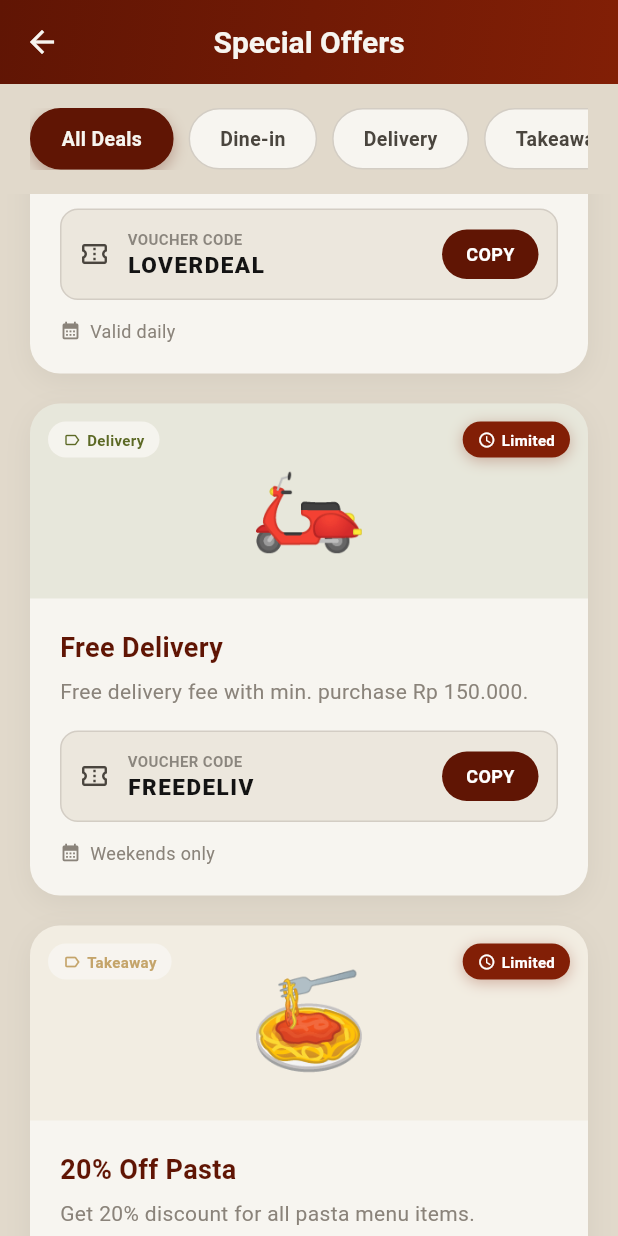
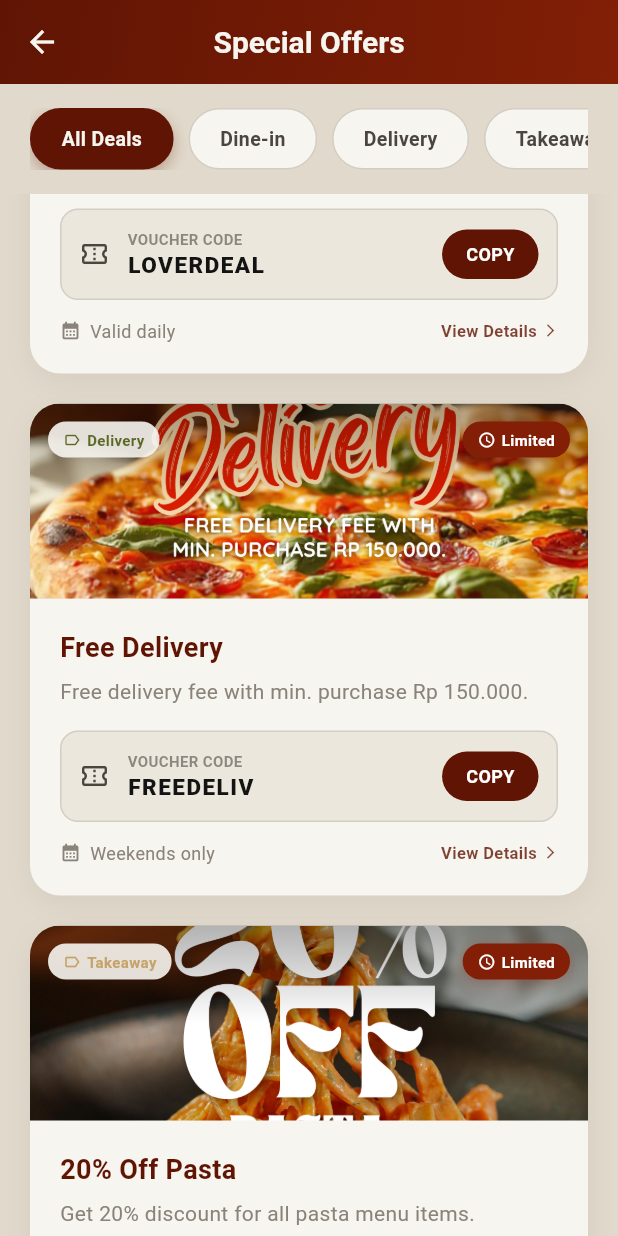
Before and after one commit to kathleenklavinka/Kelompok-2_UAS_MobileProgramming, a Flutter app: the DealsPage screen opened directly, scrolled down 576 dp, on a phone screen of 412 x 824 dp. Run offline on Flutter 3.47's test engine with Material 3 defaults, Android fonts, the phone set to English and light mode, and no system bars; accounts and stored records are empty.

Commit message:
updatee deals page

```diff
--- a/lib/pages/deals_page.dart
+++ b/lib/pages/deals_page.dart
@@ -1,6 +1,7 @@
 import 'package:flutter/material.dart';
 import 'package:flutter/services.dart';
 import 'package:azzura_rewards/constants/colors.dart';
+import 'package:azzura_rewards/pages/deals_detail_page.dart';
 
 class DealsPage extends StatefulWidget {
   const DealsPage({super.key});
@@ -10,18 +11,16 @@ class DealsPage extends StatefulWidget {
 }
 
 class _DealsPageState extends State<DealsPage> {
-  // Filter kategori
   final List<String> categories = ["All Deals", "Dine-in", "Delivery", "Takeaway"];
   String selectedCategory = "All Deals";
 
-  // Data dummy
   final List<Map<String, dynamic>> deals = const [
     {
       "title": "Buy 1 Get 1 Free",
       "desc": "Buy any Large Pizza, get 1 Regular Meaty Pizza for free.",
       "code": "B1G1WEEKEND",
       "valid": "Valid until 30 Nov",
-      "image": "🍕",
+      "image": "assets/buy1get1.png",
       "color": AppColors.redDark,
       "type": "Dine-in",
     },
@@ -30,7 +29,7 @@ class _DealsPageState extends State<DealsPage> {
       "desc": "2 Regular Pizza + 2 Drinks + 1 Garlic Bread.",
       "code": "LOVERDEAL",
       "valid": "Valid daily",
-      "image": "🥂",
+      "image": "assets/cp.png",
       "color": AppColors.orange,
       "type": "Dine-in",
     },
@@ -39,7 +38,7 @@ class _DealsPageState extends State<DealsPage> {
       "desc": "Free delivery fee with min. purchase Rp 150.000.",
       "code": "FREEDELIV",
       "valid": "Weekends only",
-      "image": "🛵",
+      "image": "assets/free.png",
       "color": AppColors.greenDark,
       "type": "Delivery",
     },
@@ -48,7 +47,7 @@ class _DealsPageState extends State<DealsPage> {
       "desc": "Get 20% discount for all pasta menu items.",
       "code": "ILOVEPASTA",
       "valid": "Valid until 25 Dec",
-      "image": "🍝",
+      "image": "assets/PASTA.png",
       "color": AppColors.gold,
       "type": "Takeaway",
     },
@@ -91,7 +90,7 @@ class _DealsPageState extends State<DealsPage> {
       body: Column(
         crossAxisAlignment: CrossAxisAlignment.start,
         children: [
-          // category filter
+          // Category Filter
           Container(
             padding: const EdgeInsets.symmetric(vertical: 16, horizontal: 20),
             color: AppColors.cream,
@@ -101,11 +100,7 @@ class _DealsPageState extends State<DealsPage> {
                 children: categories.map((category) {
                   final isSelected = selectedCategory == category;
                   return GestureDetector(
-                    onTap: () {
-                      setState(() {
-                        selectedCategory = category;
-                      });
-                    },
+                    onTap: () => setState(() => selectedCategory = category),
                     child: Container(
                       margin: const EdgeInsets.only(right: 10),
                       padding: const EdgeInsets.symmetric(horizontal: 20, vertical: 10),
@@ -140,7 +135,7 @@ class _DealsPageState extends State<DealsPage> {
             ),
           ),
 
-          // deals list
+          // Deals List
           Expanded(
             child: filteredDeals.isEmpty
                 ? Center(
@@ -160,8 +155,7 @@ class _DealsPageState extends State<DealsPage> {
                     padding: const EdgeInsets.fromLTRB(20, 0, 20, 20),
                     itemCount: filteredDeals.length,
                     itemBuilder: (context, index) {
-                      final deal = filteredDeals[index];
-                      return _buildDealCard(deal);
+                      return _buildDealCard(filteredDeals[index]);
                     },
                   ),
           ),
@@ -171,7 +165,16 @@ class _DealsPageState extends State<DealsPage> {
   }
 
   Widget _buildDealCard(Map<String, dynamic> deal) {
-    return Container(
+    return GestureDetector(
+      onTap: () {
+        Navigator.push(
+          context,
+          MaterialPageRoute(
+            builder: (context) => DealDetailPage(deal: deal),
+          ),
+        );
+      },
+      child: Container(
         margin: const EdgeInsets.only(bottom: 20),
         decoration: BoxDecoration(
           color: AppColors.white,
@@ -186,22 +189,50 @@ class _DealsPageState extends State<DealsPage> {
         ),
         child: Column(
           children: [
-          // Upper Part (Image & Badge)
+            // Upper Part (Image Asset & Badges)
             Container(
               height: 130,
+              width: double.infinity,
               decoration: BoxDecoration(
                 color: (deal['color'] as Color).withOpacity(0.1),
                 borderRadius: const BorderRadius.vertical(top: Radius.circular(20)),
               ),
               child: Stack(
+                fit: StackFit.expand,
                 children: [
-                // Main Emoji/Image
-                Center(
-                  child: Text(
-                    deal['image'],
-                    style: const TextStyle(fontSize: 64),
+                  // [UPDATE] Langsung menggunakan Image.asset tanpa logika emoji
+                  ClipRRect(
+                    borderRadius: const BorderRadius.vertical(top: Radius.circular(20)),
+                    child: Image.asset(
+                      deal['image'], // Pastikan ini path asset (misal: assets/b1g1.png)
+                      fit: BoxFit.cover,
+                      errorBuilder: (context, error, stackTrace) {
+                        return Container(
+                          color: Colors.grey[200],
+                          child: const Center(
+                            child: Icon(Icons.broken_image, color: Colors.grey),
+                          ),
+                        );
+                      },
                     ),
                   ),
+
+                  // Overlay Gradient agar tulisan badge terbaca
+                  Container(
+                    decoration: BoxDecoration(
+                      borderRadius: const BorderRadius.vertical(top: Radius.circular(20)),
+                      gradient: LinearGradient(
+                        begin: Alignment.topCenter,
+                        end: Alignment.bottomCenter,
+                        colors: [
+                          Colors.black.withOpacity(0.3),
+                          Colors.transparent,
+                        ],
+                        stops: const [0.0, 0.5],
+                      ),
+                    ),
+                  ),
+
                   // Category Badge (Top Left)
                   Positioned(
                     top: 12,
@@ -228,6 +259,7 @@ class _DealsPageState extends State<DealsPage> {
                       ),
                     ),
                   ),
+
                   // Limited Time Badge (Top Right)
                   Positioned(
                     top: 12,
@@ -265,7 +297,7 @@ class _DealsPageState extends State<DealsPage> {
               ),
             ),
 
-          // Lower Part (Details & Action)
+            // Lower Part
             Padding(
               padding: const EdgeInsets.all(20),
               child: Column(
@@ -296,15 +328,11 @@ class _DealsPageState extends State<DealsPage> {
                     decoration: BoxDecoration(
                       color: AppColors.cream.withOpacity(0.5),
                       borderRadius: BorderRadius.circular(12),
-                    border: Border.all(
-                      color: AppColors.grayLight,
-                      style: BorderStyle.solid
-                    ),
+                      border: Border.all(color: AppColors.grayLight),
                     ),
                     child: Row(
                       children: [
-                      const Icon(Icons.confirmation_number_outlined,
-                        color: AppColors.grayDark, size: 20),
+                        const Icon(Icons.confirmation_number_outlined, color: AppColors.grayDark, size: 20),
                         const SizedBox(width: 12),
                         Expanded(
                           child: Column(
@@ -372,7 +400,7 @@ class _DealsPageState extends State<DealsPage> {
 
                   const SizedBox(height: 12),
 
-                // Valid until text
+                  // Footer
                   Row(
                     children: [
                       const Icon(Icons.calendar_month, size: 14, color: AppColors.gray),
@@ -381,6 +409,17 @@ class _DealsPageState extends State<DealsPage> {
                         deal['valid'],
                         style: const TextStyle(fontSize: 12, color: AppColors.gray),
                       ),
+                      const Spacer(),
+                      Text(
+                        "View Details",
+                        style: TextStyle(
+                          fontSize: 11,
+                          fontWeight: FontWeight.bold,
+                          color: AppColors.redDark.withOpacity(0.8),
+                        ),
+                      ),
+                      const SizedBox(width: 4),
+                      Icon(Icons.arrow_forward_ios, size: 10, color: AppColors.redDark.withOpacity(0.8)),
                     ],
                   )
                 ],
@@ -388,6 +427,7 @@ class _DealsPageState extends State<DealsPage> {
             ),
           ],
         ),
+      ),
     );
   }
 }
--- a/pubspec.yaml
+++ b/pubspec.yaml
@@ -59,7 +59,8 @@ flutter:
   uses-material-design: true
 
   # To add assets to your application, add an assets section, like this:
-  # assets:
+  assets:
+    - assets/
   #   - images/a_dot_burr.jpeg
   #   - images/a_dot_ham.jpeg
 
```
Also changed, not shown: lib/pages/deals_detail_page.dart (added, +208 -0 lines), assets/PASTA.png (added), assets/free.png (added), 2 other files. Lines whose indentation alone changed are shown as unchanged.
